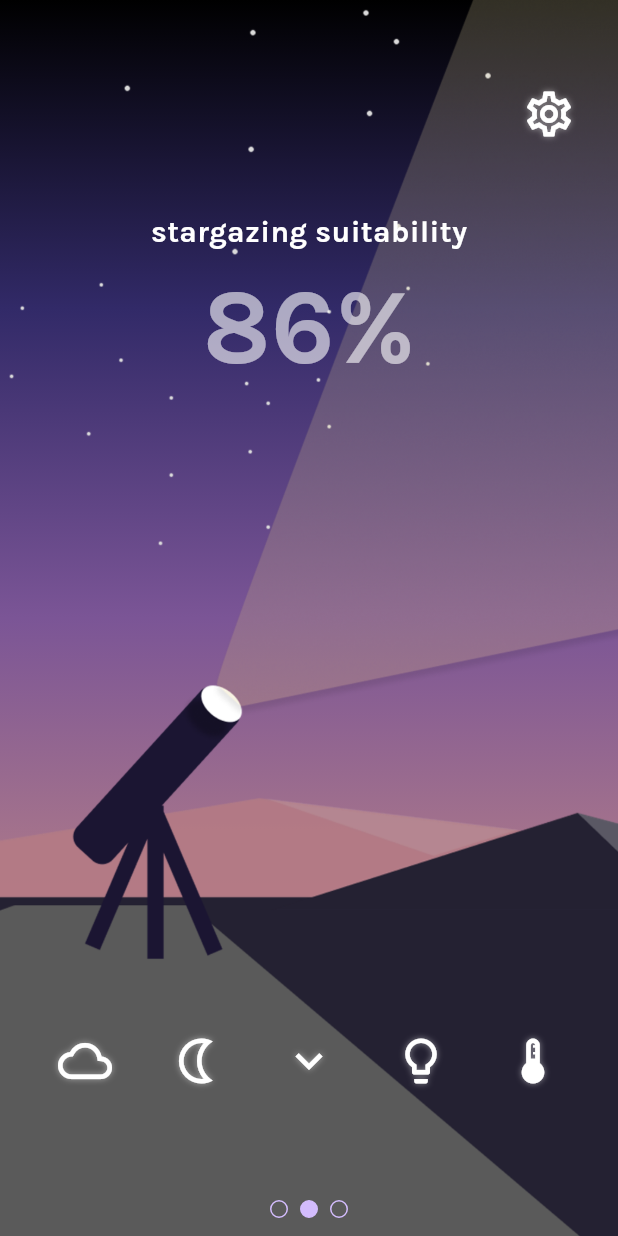
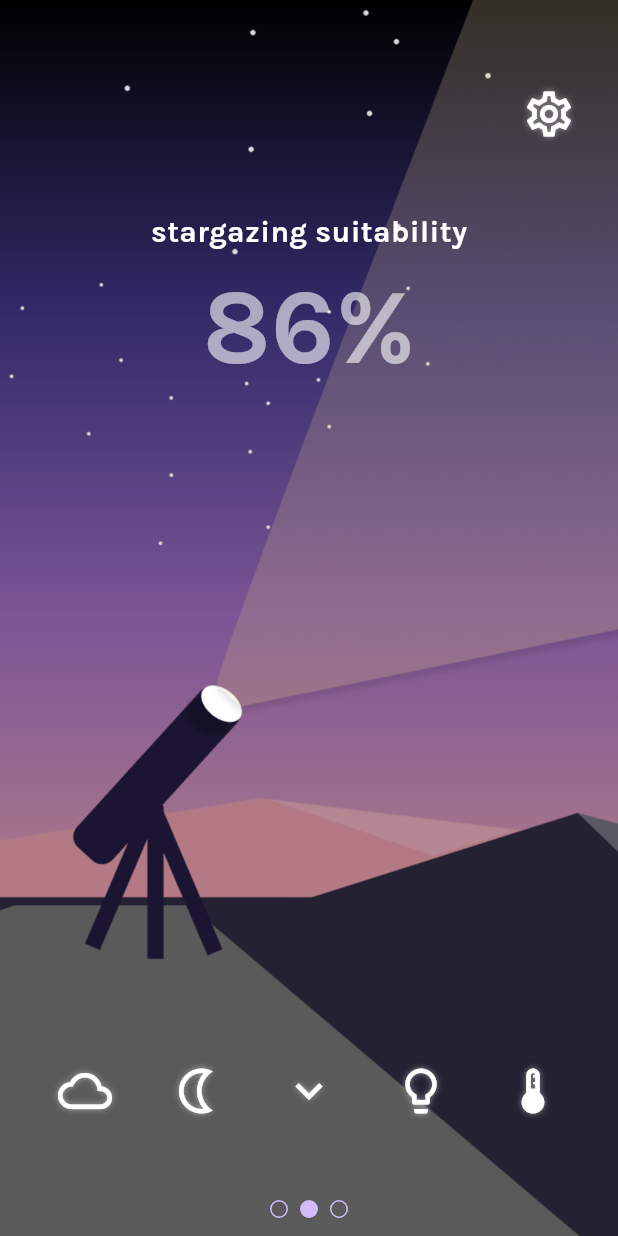
Before and after one commit to khorcarol/skyspy, a Flutter app: the screen it shows after launch, on a phone screen of 412 x 824 dp. Run offline on Flutter 3.47's test engine with Material 3 defaults, Android fonts, the phone set to English and light mode, and no system bars.

Commit message:
just moving the icon row down a bit lol

```diff
--- a/lib/main.dart
+++ b/lib/main.dart
@@ -90,7 +90,7 @@ class MyApp extends StatelessWidget {
       child: Stack(children: <Widget>[
         const TopPages(),
         const Align(
-          alignment: Alignment(0.0, 0.75),
+          alignment: Alignment(0.0, 0.80),
           child: Row(
               mainAxisAlignment: MainAxisAlignment.spaceEvenly,
               children: <Widget>[
```
Also changed, not shown: pubspec.lock.
